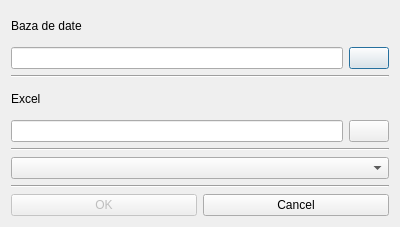
Before: the Qt Designer form src/main/resources/base/UIs/books_import_dialog.ui in nan-dre/OLDI, drawn with Qt 5.
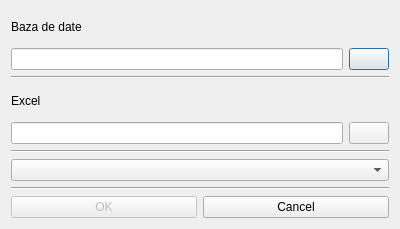
After: the same form once the commit is applied. Icons and pictures are not drawn.

The edit to the form file:
```diff
--- a/src/main/resources/base/UIs/books_import_dialog.ui
+++ b/src/main/resources/base/UIs/books_import_dialog.ui
@@ -7,7 +7,7 @@
     <x>0</x>
     <y>0</y>
     <width>400</width>
-    <height>227</height>
+    <height>229</height>
    </rect>
   </property>
   <property name="windowTitle">
```
Left out of the diff: 4 changed lines with no effect on the pictures.
